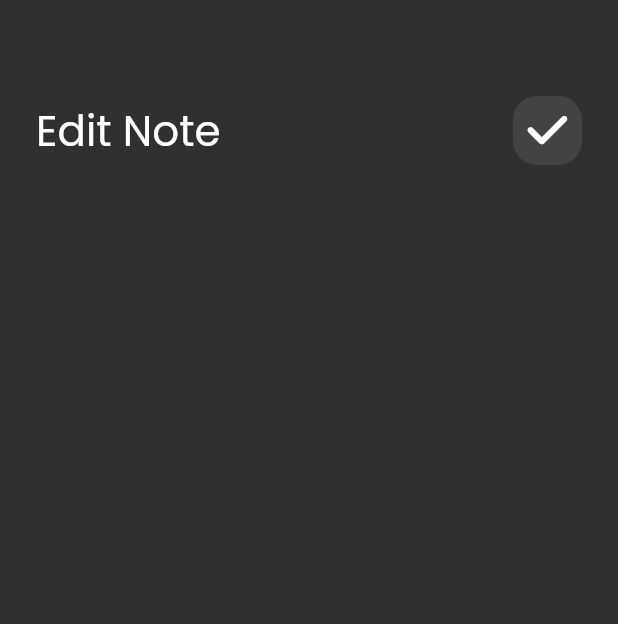
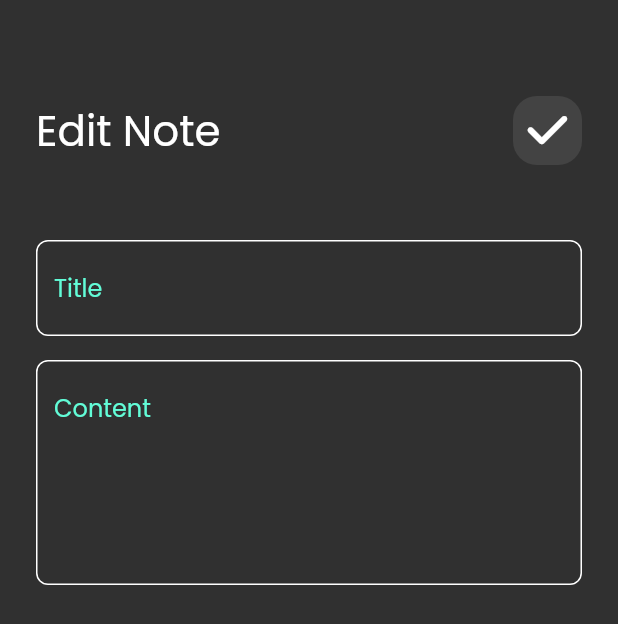
Before and after one commit to tokaahmed345/notes-app, a Flutter app: the EditNoteView screen opened directly, on a phone screen of 412 x 824 dp. Shown: the top 624 px of the screen. Run offline on Flutter 3.47's test engine with Material 3 defaults, Android fonts, the phone set to English and light mode, and no system bars; our stand-ins replace font_awesome_flutter.

Commit message:
Edits note view ui done

```diff
--- a/lib/views/widgets/editnote.dart
+++ b/lib/views/widgets/editnote.dart
@@ -1,5 +1,6 @@
 import 'package:flutter/material.dart';
 import 'package:font_awesome_flutter/font_awesome_flutter.dart';
+import 'package:noteapp/views/widgets/custom-textfield.dart';
 import 'package:noteapp/views/widgets/customappbar.dart';
 
 class EditNote extends StatelessWidget {
@@ -15,7 +16,11 @@ class EditNote extends StatelessWidget {
             height: 40,
           ),
           CustomAppBar(title: 'Edit Note',icon: FontAwesomeIcons.check,),
+            SizedBox(height: 50,),
 
+  CustomTextField(hint: 'Title'),
+  SizedBox(height: 16,),
+  CustomTextField(hint: 'Content',maxline: 5,)
         ],
       ),
     );
```
